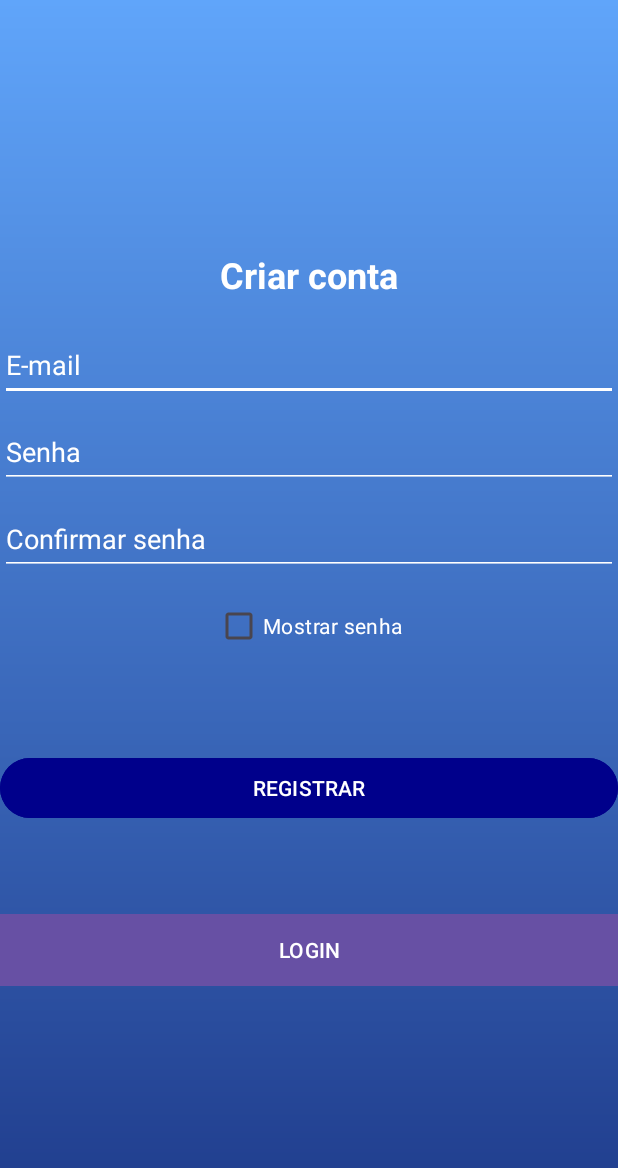
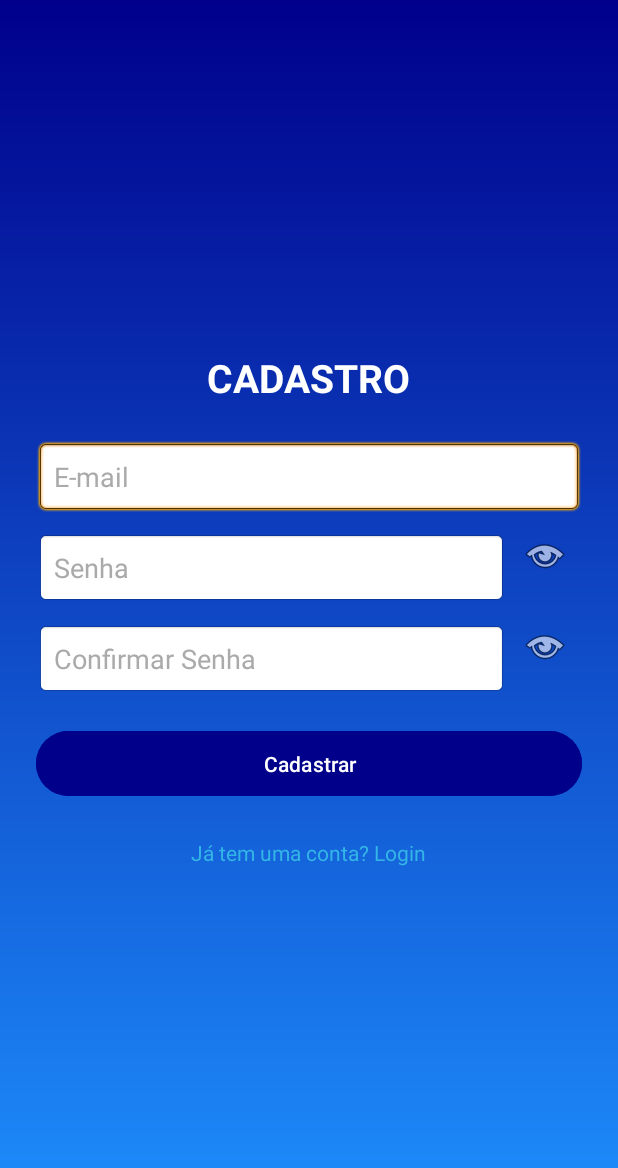
Before and after one commit to kaique-sh/Cyberion-Innovations, an Android app: the screen it shows after launch (MainActivity before the commit, RegisterActivity after it), on a phone screen of 412 x 824 dp. Shown: the top 1168 px of the screen. Run offline under Robolectric (Android 15) with nearby library versions, the phone set to English and light mode, and no system bars.

Commit message:
atualização

```diff
--- a/app/src/main/java/com/example/cyberioninnovations/MainActivity.java
+++ b/app/src/main/java/com/example/cyberioninnovations/MainActivity.java
@@ -1,50 +1 @@
 package com.example.cyberioninnovations;
-
-import android.os.Bundle;
-import android.text.InputType;
-import android.widget.CheckBox;
-import android.widget.EditText;
-
-import androidx.activity.EdgeToEdge;
-import androidx.appcompat.app.AppCompatActivity;
-import androidx.core.graphics.Insets;
-import androidx.core.view.ViewCompat;
-import androidx.core.view.WindowInsetsCompat;
-
-public class MainActivity extends AppCompatActivity {
-
-    @Override
-    protected void onCreate(Bundle savedInstanceState) {
-        super.onCreate(savedInstanceState);
-        EdgeToEdge.enable(this);
-        setContentView(R.layout.activity_main);
-
-        // Ajustando os insets do sistema para compatibilidade com bordas
-        ViewCompat.setOnApplyWindowInsetsListener(findViewById(R.id.main_activity), (v, insets) -> {
-            Insets systemBars = insets.getInsets(WindowInsetsCompat.Type.systemBars());
-            v.setPadding(systemBars.left, systemBars.top, systemBars.right, systemBars.bottom);
-            return insets;
-        });
-
-
-        // Inicializando os componentes
-        CheckBox showPassword = findViewById(R.id.show_password);
-        EditText password = findViewById(R.id.password);
-        EditText confirmPassword = findViewById(R.id.confirm_password);
-
-        // Listener para mostrar/ocultar senha
-        showPassword.setOnCheckedChangeListener((buttonView, isChecked) -> {
-            if (isChecked) {
-                password.setInputType(InputType.TYPE_TEXT_VARIATION_VISIBLE_PASSWORD);
-                confirmPassword.setInputType(InputType.TYPE_TEXT_VARIATION_VISIBLE_PASSWORD);
-            } else {
-                password.setInputType(InputType.TYPE_CLASS_TEXT | InputType.TYPE_TEXT_VARIATION_PASSWORD);
-                confirmPassword.setInputType(InputType.TYPE_CLASS_TEXT | InputType.TYPE_TEXT_VARIATION_PASSWORD);
-            }
-
-            // Mantém o cursor no final do texto
-            password.setSelection(password.getText().length());
-            confirmPassword.setSelection(confirmPassword.getText().length());
-        });
-    }
-}
--- /dev/null
+++ b/app/src/main/java/com/example/cyberioninnovations/RegisterActivity.java
@@ -0,0 +1,86 @@
+package com.example.cyberioninnovations;
+
+import android.content.Intent;
+import android.os.Bundle;
+import android.text.method.HideReturnsTransformationMethod;
+import android.text.method.PasswordTransformationMethod;
+import android.view.View;
+import android.widget.Button;
+import android.widget.EditText;
+import android.widget.ImageButton;
+import android.widget.TextView;
+import android.widget.Toast;
+import androidx.appcompat.app.AppCompatActivity;
+
+public class RegisterActivity extends AppCompatActivity {
+
+    private boolean isPasswordVisible = false;
+    private boolean isConfirmPasswordVisible = false;
+
+    @Override
+    protected void onCreate(Bundle savedInstanceState) {
+        super.onCreate(savedInstanceState);
+        setContentView(R.layout.activity_register);
+
+        EditText etEmail = findViewById(R.id.etEmail);
+        EditText etPassword = findViewById(R.id.etPassword);
+        EditText etConfirmPassword = findViewById(R.id.etConfirmPassword);
+        Button btnRegister = findViewById(R.id.btnRegister);
+        ImageButton btnShowPassword = findViewById(R.id.btnShowPassword);
+        ImageButton btnShowConfirmPassword = findViewById(R.id.btnShowConfirmPassword);
+        TextView tvGoToLogin = findViewById(R.id.tvGoToLogin);
+
+        // Alternar visibilidade da senha
+        btnShowPassword.setOnClickListener(view -> {
+            isPasswordVisible = !isPasswordVisible;
+            if (isPasswordVisible) {
+                etPassword.setTransformationMethod(HideReturnsTransformationMethod.getInstance());
+            } else {
+                etPassword.setTransformationMethod(PasswordTransformationMethod.getInstance());
+            }
+            etPassword.setSelection(etPassword.getText().length()); // Mantém o cursor no final
+        });
+
+        btnShowConfirmPassword.setOnClickListener(view -> {
+            isConfirmPasswordVisible = !isConfirmPasswordVisible;
+            if (isConfirmPasswordVisible) {
+                etConfirmPassword.setTransformationMethod(HideReturnsTransformationMethod.getInstance());
+            } else {
+                etConfirmPassword.setTransformationMethod(PasswordTransformationMethod.getInstance());
+            }
+            etConfirmPassword.setSelection(etConfirmPassword.getText().length()); // Mantém o cursor no final
+        });
+
+        // Lógica de cadastro
+        btnRegister.setOnClickListener(view -> {
+            String email = etEmail.getText().toString().trim();
+            String password = etPassword.getText().toString().trim();
+            String confirmPassword = etConfirmPassword.getText().toString().trim();
+
+            if (email.isEmpty() || password.isEmpty() || confirmPassword.isEmpty()) {
+                Toast.makeText(this, "Preencha todos os campos!", Toast.LENGTH_SHORT).show();
+            } else if (!android.util.Patterns.EMAIL_ADDRESS.matcher(email).matches()) {
+                Toast.makeText(this, "Digite um e-mail válido!", Toast.LENGTH_SHORT).show();
+            } else if (password.length() < 6) {
+                Toast.makeText(this, "A senha deve ter pelo menos 6 caracteres!", Toast.LENGTH_SHORT).show();
+            } else if (!password.equals(confirmPassword)) {
+                Toast.makeText(this, "As senhas não coincidem!", Toast.LENGTH_SHORT).show();
+            } else {
+                Toast.makeText(this, "Cadastro realizado com sucesso!", Toast.LENGTH_SHORT).show();
+                // Aqui pode adicionar a lógica de salvar no Firebase ou no banco de dados
+
+                // Redireciona para a tela de login e finaliza a activity de cadastro
+                Intent intent = new Intent(RegisterActivity.this, LoginActivity.class);
+                startActivity(intent);
+                finish();
+            }
+        });
+
+        // Direcionar para a tela de login
+        tvGoToLogin.setOnClickListener(view -> {
+            Intent intent = new Intent(RegisterActivity.this, LoginActivity.class);
+            startActivity(intent);
+            finish(); // Fecha a tela de cadastro para evitar voltar ao pressionar "Voltar"
+        });
+    }
+}
--- a/app/src/main/res/drawable/gradient_background.xml
+++ b/app/src/main/res/drawable/gradient_background.xml
@@ -3,10 +3,10 @@
     <item>
         <shape android:shape="rectangle">
             <gradient
-                android:angle="90"
-                android:startColor="#1E3A8A"
-                android:endColor="#60A5FA"
-                android:type="linear" />
+                android:angle="270"
+                android:startColor="#00008b"
+                android:endColor="#1e90ff"
+                android:type="linear"/>
         </shape>
     </item>
 </layer-list>
--- a/app/src/main/res/layout/activity_main.xml
+++ /dev/null
@@ -1,87 +0,0 @@
-<?xml version="1.0" encoding="utf-8"?>
-<LinearLayout xmlns:android="http://schemas.android.com/apk/res/android"
-    android:id="@+id/main_activity"
-    android:layout_width="match_parent"
-    android:layout_height="match_parent"
-    android:orientation="vertical"
-    android:gravity="center"
-    android:padding="20dp"
-    android:background="@drawable/gradient_background">
-
-    <TextView
-        android:id="@+id/title"
-        android:layout_width="wrap_content"
-        android:layout_height="wrap_content"
-        android:text="Criar conta"
-        android:textSize="24sp"
-        android:textColor="@android:color/white"
-        android:textStyle="bold"
-        android:layout_marginBottom="20dp"/>
-
-    <EditText
-        android:id="@+id/email"
-        android:layout_width="match_parent"
-        android:layout_height="wrap_content"
-        android:backgroundTint="@android:color/white"
-        android:hint="E-mail"
-        android:inputType="textEmailAddress"
-        android:minHeight="48dp"
-        android:paddingVertical="10dp"
-        android:textColor="@android:color/white"
-        android:textColorHint="@android:color/white" />
-
-    <EditText
-        android:id="@+id/password"
-        android:layout_width="match_parent"
-        android:layout_height="wrap_content"
-        android:hint="Senha"
-        android:inputType="textPassword"
-        android:backgroundTint="@android:color/white"
-        android:textColorHint="@android:color/white"
-        android:textColor="@android:color/white"
-        android:minHeight="48dp"
-        android:paddingVertical="10dp"
-        android:layout_marginTop="10dp"/>
-
-    <EditText
-        android:id="@+id/confirm_password"
-        android:layout_width="match_parent"
-        android:layout_height="wrap_content"
-        android:hint="Confirmar senha"
-        android:inputType="textPassword"
-        android:backgroundTint="@android:color/white"
-        android:textColorHint="@android:color/white"
-        android:textColor="@android:color/white"
-        android:minHeight="48dp"
-        android:paddingVertical="10dp"
-        android:layout_marginTop="10dp"/>
-
-    <CheckBox
-        android:id="@+id/show_password"
-        android:layout_width="wrap_content"
-        android:layout_height="wrap_content"
-        android:text="Mostrar senha"
-        android:textColor="@android:color/white"
-        android:layout_marginTop="10dp"/>
-
-    <Button
-        android:id="@+id/register_button"
-        android:layout_width="match_parent"
-        android:layout_height="wrap_content"
-        android:text="REGISTRAR"
-        android:backgroundTint="@color/azul"
-        android:textColor="@android:color/white"
-        android:minHeight="48dp"
-        android:layout_marginTop="60dp"/>
-
-    <Button
-        android:id="@+id/login_button"
-        android:layout_width="match_parent"
-        android:layout_height="wrap_content"
-        android:layout_marginTop="60dp"
-        android:background="#00008B"
-        android:minHeight="48dp"
-        android:paddingHorizontal="20dp"
-        android:text="LOGIN"
-        android:textColor="@android:color/white" />
-</LinearLayout>
--- /dev/null
+++ b/app/src/main/res/layout/activity_register.xml
@@ -0,0 +1,114 @@
+<?xml version="1.0" encoding="utf-8"?>
+<LinearLayout
+    xmlns:android="http://schemas.android.com/apk/res/android"
+    xmlns:tools="http://schemas.android.com/tools"
+    android:layout_width="match_parent"
+    android:layout_height="match_parent"
+    android:orientation="vertical"
+    android:gravity="center"
+    android:padding="24dp"
+    android:background="@drawable/gradient_background"
+    tools:context=".RegisterActivity">
+
+    <!-- Título -->
+    <TextView
+        android:layout_width="wrap_content"
+        android:layout_height="wrap_content"
+        android:text="CADASTRO"
+        android:textSize="26sp"
+        android:textColor="@android:color/white"
+        android:textStyle="bold"
+        android:layout_marginBottom="24dp"/>
+
+    <!-- Campo de E-mail -->
+    <EditText
+        android:id="@+id/etEmail"
+        android:layout_width="match_parent"
+        android:layout_height="wrap_content"
+        android:hint="E-mail"
+        android:inputType="textEmailAddress"
+        android:padding="12dp"
+        android:background="@android:drawable/editbox_background"
+        android:textColor="@android:color/white"
+        android:textColorHint="@android:color/darker_gray"/>
+
+    <!-- Campo de Senha -->
+    <LinearLayout
+        android:layout_width="match_parent"
+        android:layout_height="wrap_content"
+        android:orientation="horizontal"
+        android:layout_marginTop="12dp">
+
+        <EditText
+            android:id="@+id/etPassword"
+            android:layout_width="0dp"
+            android:layout_weight="1"
+            android:layout_height="wrap_content"
+            android:hint="Senha"
+            android:inputType="textPassword"
+            android:padding="12dp"
+            android:background="@android:drawable/editbox_background"
+            android:textColor="@android:color/white"
+            android:textColorHint="@android:color/darker_gray"/>
+
+        <ImageButton
+            android:id="@+id/btnShowPassword"
+            android:layout_width="50dp"
+            android:layout_height="wrap_content"
+            android:background="?android:selectableItemBackground"
+            android:src="@android:drawable/ic_menu_view"
+            android:contentDescription="Mostrar Senha"/>
+    </LinearLayout>
+
+    <!-- Campo de Confirmação de Senha -->
+    <LinearLayout
+        android:layout_width="match_parent"
+        android:layout_height="wrap_content"
+        android:orientation="horizontal"
+        android:layout_marginTop="12dp">
+
+        <EditText
+            android:id="@+id/etConfirmPassword"
+            android:layout_width="0dp"
+            android:layout_weight="1"
+            android:layout_height="wrap_content"
+            android:hint="Confirmar Senha"
+            android:inputType="textPassword"
+            android:padding="12dp"
+            android:background="@android:drawable/editbox_background"
+            android:textColor="@android:color/white"
+            android:textColorHint="@android:color/darker_gray"/>
+
+        <ImageButton
+            android:id="@+id/btnShowConfirmPassword"
+            android:layout_width="50dp"
+            android:layout_height="wrap_content"
+            android:background="?android:selectableItemBackground"
+            android:src="@android:drawable/ic_menu_view"
+            android:contentDescription="Mostrar Senha"/>
+    </LinearLayout>
+
+    <!-- Botão de Cadastro -->
+    <Button
+        android:id="@+id/btnRegister"
+        android:layout_width="match_parent"
+        android:layout_height="wrap_content"
+        android:text="Cadastrar"
+        android:backgroundTint="@color/azul"
+        android:textColor="@android:color/white"
+        android:layout_marginTop="20dp"
+        android:padding="12dp"/>
+
+    <!-- Texto para Login -->
+    <TextView
+        android:id="@+id/tvGoToLogin"
+        android:layout_width="wrap_content"
+        android:layout_height="wrap_content"
+        android:text="Já tem uma conta? Login"
+        android:textColor="@android:color/holo_blue_light"
+        android:layout_marginTop="12dp"
+        android:padding="12dp"
+        android:clickable="true"
+        android:focusable="true"/>
+
+</LinearLayout>
--- a/app/src/main/res/values/colors.xml
+++ b/app/src/main/res/values/colors.xml
@@ -4,5 +4,7 @@
     <color name="white">#FFFFFFFF</color>
     <color name="Laranja">#FFFF8C00</color>
     <color name="azul">#00008b</color>
+    <color name="button_background">#FF6200EE</color> <!-- Cor de fundo -->
+    <color name="button_text_color">#FFFFFF</color> <!-- Cor do texto -->
 
 </resources>
```
Also changed, not shown: app/src/main/AndroidManifest.xml (+12 -6 lines), app/src/main/java/com/example/cyberioninnovations/LoginActivity.java (added, +69 -0 lines), app/src/main/res/drawable/button_register_background.xml (deleted, +0 -15 lines), app/src/main/res/layout/LoginActivity.xml (added, +86 -0 lines), app/src/main/res/values/strings.xml (+9 -2 lines).
